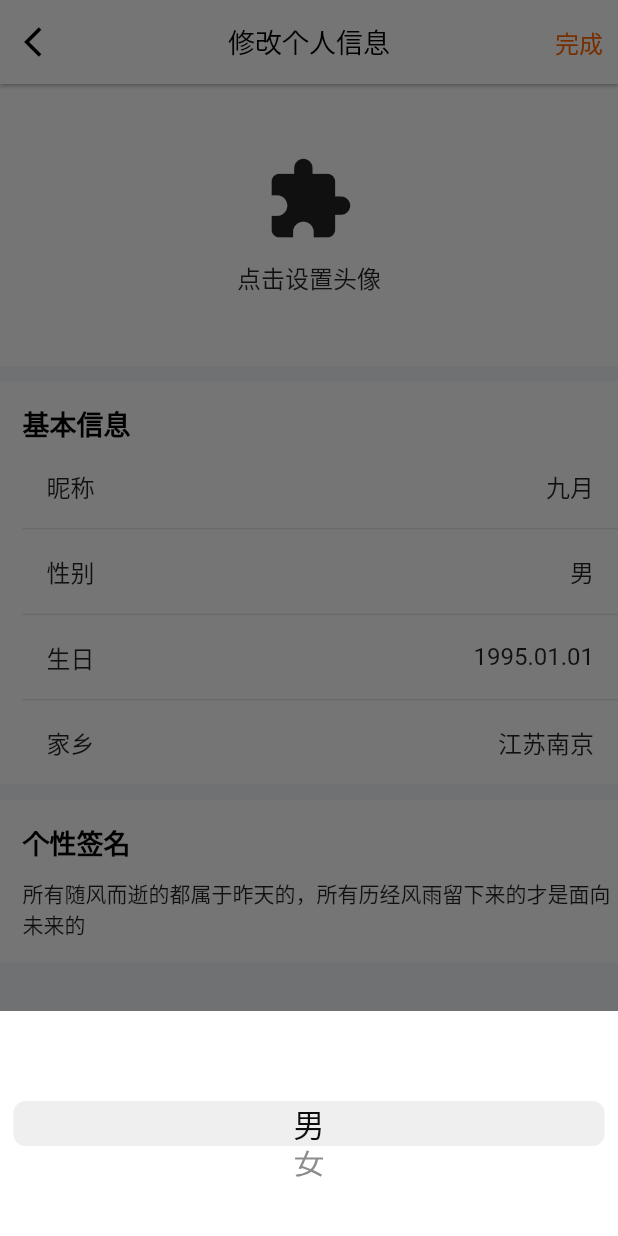
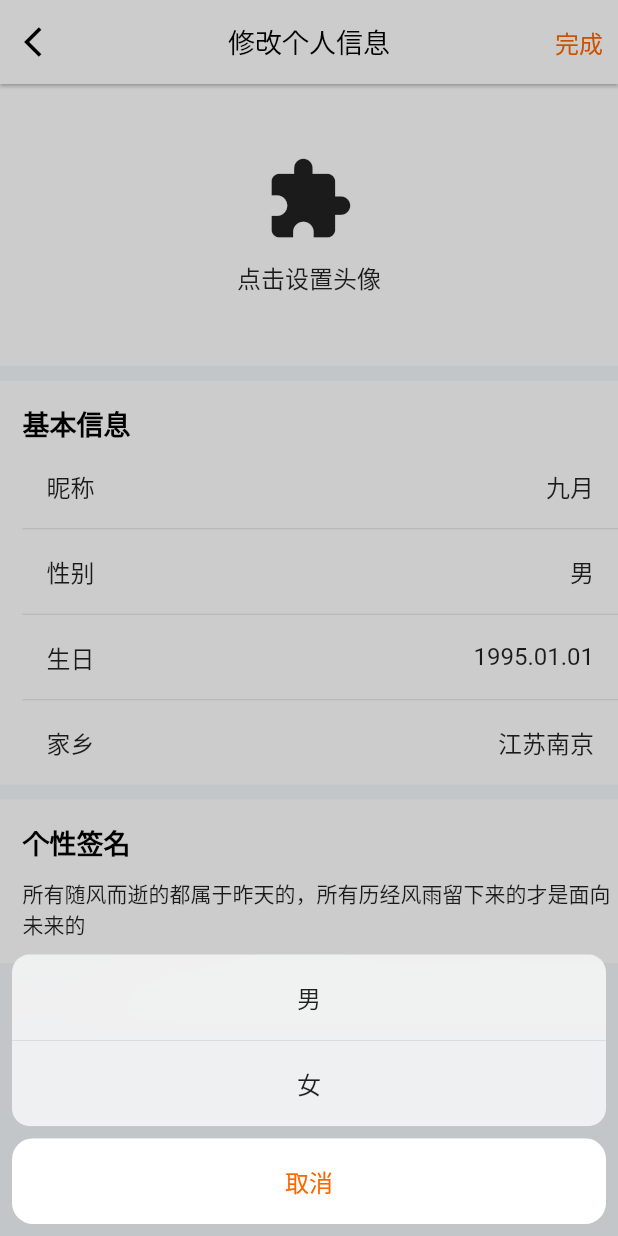
Before and after one commit to littleBoy-swag/flutter_yourcar, a Flutter app: the screen it shows after launch, after a tap on "性别", on a phone screen of 412 x 824 dp. Run offline on Flutter 3.47's test engine with Material 2 defaults, Android fonts, the phone set to English and light mode, and no system bars; our stand-ins replace dio, flutter_screenutil.

Commit message:
修改编辑性别弹框

```diff
--- a/lib/pages/edit_user_profile_page.dart
+++ b/lib/pages/edit_user_profile_page.dart
@@ -189,22 +189,45 @@ class _EditUserProfilePageState extends State<EditUserProfilePage> {
   void _showEditNameDialog() {}
 
   void _showEditGenderDialog(BuildContext context) {
-    var genders = ["男", "女"];
-    final picker = CupertinoPicker(
-        backgroundColor: Colors.white,
-        itemExtent: 30,
-        onSelectedItemChanged: (position) {},
-        children: genders.map((e) {
-          return Text(e);
-        }).toList());
-    showModalBottomSheet(
-        context: context,
-        builder: (context) {
-          return Container(
-            height: 150,
-            child: picker,
-          );
-        });
+    showCupertinoModalPopup(
+      context: context,
+      builder: (context) {
+        return CupertinoActionSheet(
+          actions: <Widget>[
+            CupertinoActionSheetAction(
+              onPressed: () {
+                Navigator.pop(context);
+              },
+              child: Text(
+                '男',
+                style: commonTextStyle,
+              ),
+            ),
+            CupertinoActionSheetAction(
+              onPressed: () {
+                Navigator.pop(context);
+              },
+              child: Text(
+                '女',
+                style: commonTextStyle,
+              ),
+            ),
+          ],
+          cancelButton: CupertinoActionSheetAction(
+            onPressed: () {
+              Navigator.pop(context);
+            },
+            child: Text(
+              '取消',
+              style: TextStyle(
+                fontSize: 16,
+                color: Color.fromARGB(255, 255, 102, 0),
+              ),
+            ),
+          ),
+        );
+      },
+    );
   }
 
   void _showEditBirthdayDialog() {}
@@ -218,6 +241,7 @@ class _EditUserProfilePageState extends State<EditUserProfilePage> {
       context: context,
       builder: (context) {
         return CupertinoAlertDialog(
+          title: Text("确认"),
           content: Text('是否确认提交个人信息'),
           actions: <Widget>[
             //操作控件
```
